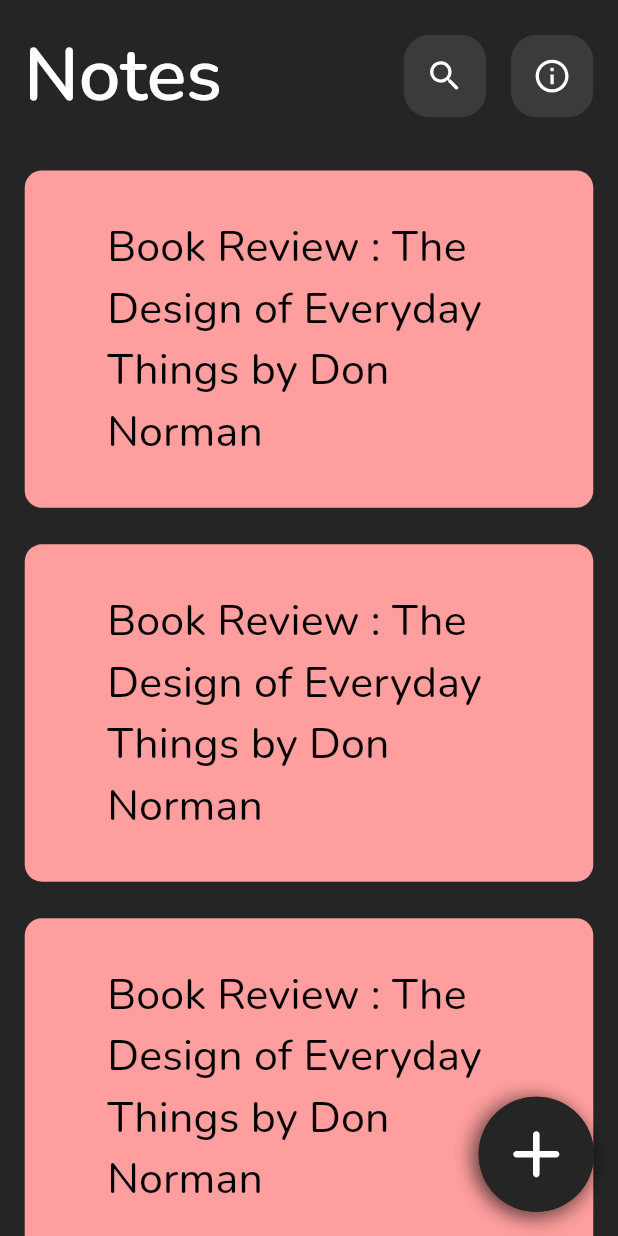
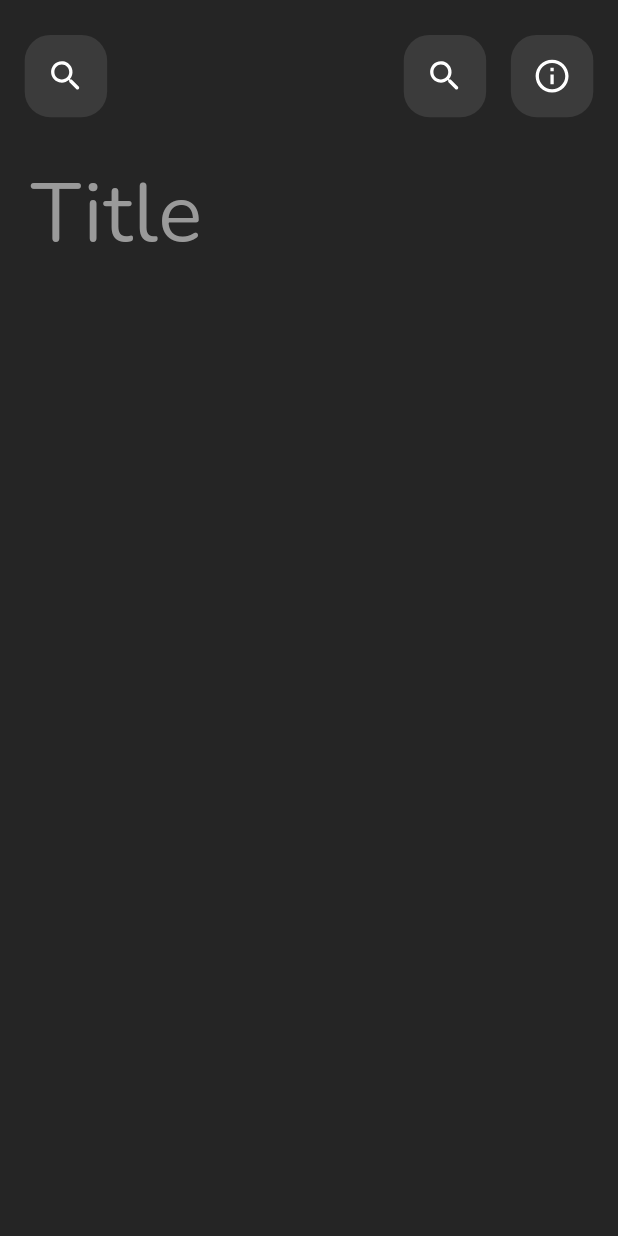
Before and after one commit to SharifboyMuminov/notes_app, a Flutter app: the screen it shows after launch, after a tap on an icon or button, on a phone screen of 412 x 824 dp. Run offline on Flutter 3.47's test engine with Material 3 defaults, Android fonts, the phone set to English and light mode, and no system bars; our stand-ins replace flutter_screenutil, flutter_svg, lottie.

Commit message:
add add_notes_screen

```diff
--- /dev/null
+++ b/lib/screens/add_notes/add_notes_screen.dart
@@ -0,0 +1,53 @@
+import 'package:flutter/material.dart';
+import 'package:flutter_screenutil/flutter_screenutil.dart';
+import 'package:mynotes/main.dart';
+import 'package:mynotes/screens/add_notes/widget/text_from_file_title.dart';
+import 'package:mynotes/screens/widget/main_icon_button.dart';
+import 'package:mynotes/utils/app_colors.dart';
+import 'package:mynotes/utils/app_images.dart';
+import 'package:mynotes/utils/app_size.dart';
+import 'package:mynotes/utils/app_text_style.dart';
+
+class AddNotesScreen extends StatefulWidget {
+  const AddNotesScreen({super.key});
+
+  @override
+  State<AddNotesScreen> createState() => _AddNotesScreenState();
+}
+
+class _AddNotesScreenState extends State<AddNotesScreen> {
+  @override
+  Widget build(BuildContext context) {
+    return Scaffold(
+      appBar: AppBar(
+        toolbarHeight: 100.he,
+        actions: [
+          15.getW(),
+          MainIconButton(
+            onTab: () {},
+            iconPath: AppImages.searchSvg,
+          ),
+          const Spacer(),
+          MainIconButton(
+            onTab: () {},
+            iconPath: AppImages.searchSvg,
+          ),
+          15.getW(),
+          MainIconButton(
+            onTab: () {},
+            iconPath: AppImages.noneNameSvg,
+          ),
+          15.getW(),
+        ],
+      ),
+      body: SingleChildScrollView(
+        padding: EdgeInsets.symmetric(horizontal: 15.we),
+        child: Column(
+          children: [
+            TextFromFileTitle(),
+          ],
+        ),
+      ),
+    );
+  }
+}
--- /dev/null
+++ b/lib/screens/add_notes/widget/text_from_file_title.dart
@@ -0,0 +1,39 @@
+import 'package:flutter/material.dart';
+import 'package:flutter_screenutil/flutter_screenutil.dart';
+import 'package:mynotes/utils/app_colors.dart';
+import 'package:mynotes/utils/app_size.dart';
+import 'package:mynotes/utils/app_text_style.dart';
+
+class TextFromFileTitle extends StatelessWidget {
+  const TextFromFileTitle({super.key});
+
+  @override
+  Widget build(BuildContext context) {
+    return TextFormField(
+      textInputAction: TextInputAction.done,
+      maxLines: null,
+      style: AppTextStyle.nunitoRegular.copyWith(
+        fontSize: 48.sp,
+        color: AppColors.white,
+      ),
+      cursorColor: AppColors.white,
+      cursorWidth: 3.we,
+      decoration: InputDecoration(
+        contentPadding: EdgeInsets.zero,
+        hintText: "Title",
+        hintStyle: AppTextStyle.nunitoRegular.copyWith(
+          fontSize: 48.sp,
+          color: AppColors.c9A9A9A,
+        ),
+        focusedBorder: const OutlineInputBorder(
+          borderRadius: BorderRadius.zero,
+          borderSide: BorderSide(color: Colors.transparent),
+        ),
+        enabledBorder: const OutlineInputBorder(
+          borderRadius: BorderRadius.zero,
+          borderSide: BorderSide(color: Colors.transparent),
+        ),
+      ),
+    );
+  }
+}
--- a/lib/screens/home/home_screen.dart
+++ b/lib/screens/home/home_screen.dart
@@ -1,5 +1,6 @@
 import 'package:flutter/material.dart';
 import 'package:flutter_screenutil/flutter_screenutil.dart';
+import 'package:mynotes/screens/add_notes/add_notes_screen.dart';
 import 'package:mynotes/screens/home/widget/home_item.dart';
 import 'package:mynotes/screens/home/widget/my_floating_action_button.dart';
 import 'package:mynotes/screens/widget/main_icon_button.dart';
@@ -50,7 +51,16 @@ class _HomeScreenState extends State<HomeScreen> {
           );
         },
       ),
-      floatingActionButton: MyFloatingActionButton(onTab: () {}),
+      floatingActionButton: MyFloatingActionButton(onTab: () {
+        Navigator.push(
+          context,
+          MaterialPageRoute(
+            builder: (context) {
+              return AddNotesScreen();
+            },
+          ),
+        );
+      }),
     );
   }
 }
--- a/lib/screens/home/widget/my_floating_action_button.dart
+++ b/lib/screens/home/widget/my_floating_action_button.dart
@@ -42,7 +42,7 @@ class MyFloatingActionButton extends StatelessWidget {
               100.r,
             ),
           ),
-          onPressed: () {},
+          onPressed: onTab,
           child: SvgPicture.asset(
             AppImages.plusSvg,
             width: 48.we,
--- a/lib/utils/app_colors.dart
+++ b/lib/utils/app_colors.dart
@@ -8,4 +8,5 @@ class AppColors {
   static const Color white = Color(0xFFFFFFFF);
   static const Color c252525 = Color(0xFF252525);
   static const Color c3B3B3B = Color(0xFF3B3B3B);
+  static const Color c9A9A9A = Color(0xFF9A9A9A);
 }
```
